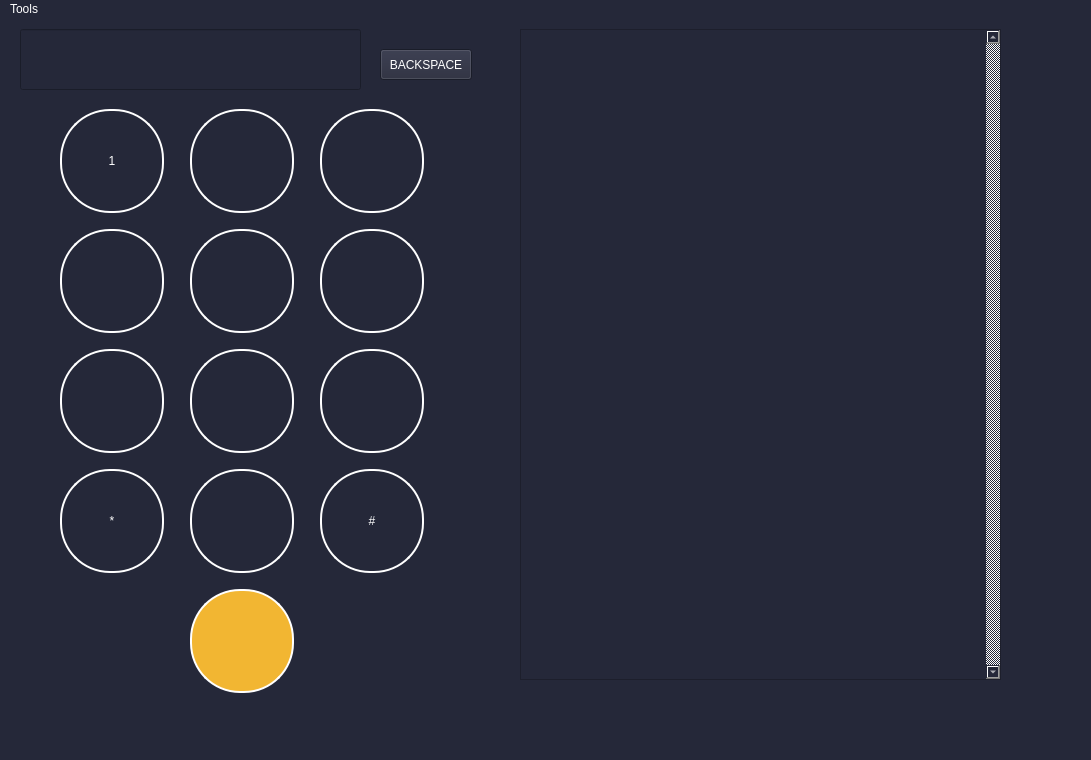
First picture: the form in dialerApp/mainwindow.ui, repository MathewLister/DialerApp, before the edit.
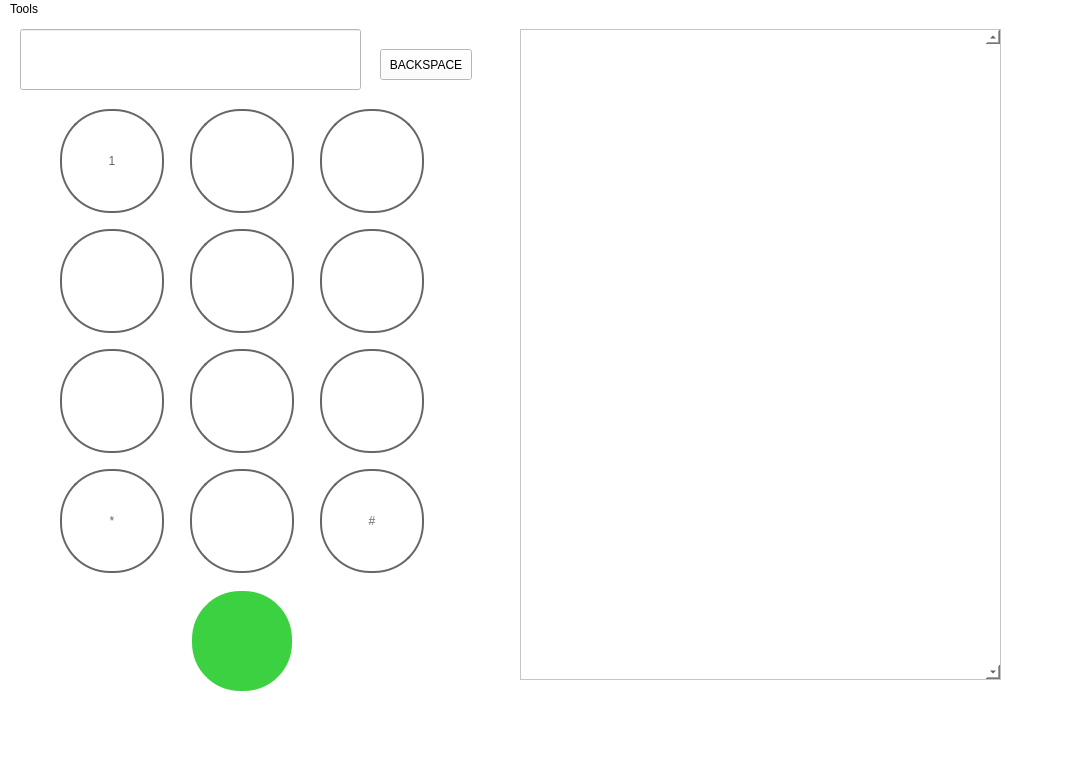
Second picture: the form after the edit.

Commit message: Added most colors for design challenge

Diff of the .ui file:
```diff
--- a/dialerApp/mainwindow.ui
+++ b/dialerApp/mainwindow.ui
@@ -14,9 +14,7 @@
    <string>MainWindow</string>
   </property>
   <property name="styleSheet">
-   <string notr="true">color: white;
- background-color: #252839;
-border-color: red</string>
+   <string notr="true">background-color: #FFFFFF</string>
   </property>
   <widget class="QWidget" name="centralwidget">
    <widget class="QTableView" name="tableView">
@@ -56,12 +54,12 @@
      </rect>
     </property>
     <property name="styleSheet">
-     <string notr="true">color: white;
-background-color: #252839;
+     <string notr="true">color: #666666;
+background-color: #FFFFFF;
  border-style: solid;
  border-width:1.5px;
  border-radius:50px;
- border-color: white;
+ border-color: #666666;
  max-width:100px;
  max-height:100px;
  min-width:100px;
@@ -81,12 +79,12 @@
      </rect>
     </property>
     <property name="styleSheet">
-     <string notr="true">color: white;
-background-color: #252839;
+     <string notr="true">color: #666666;
+background-color: #FFFFFF;
  border-style: solid;
  border-width:1.5px;
  border-radius:50px;
- border-color: white;
+ border-color: #666666;
  max-width:100px;
  max-height:100px;
  min-width:100px;
@@ -106,12 +104,12 @@
      </rect>
     </property>
     <property name="styleSheet">
-     <string notr="true">color: white;
-background-color: #252839;
+     <string notr="true">color: #666666;
+background-color: #FFFFFF;
  border-style: solid;
  border-width:1.5px;
  border-radius:50px;
- border-color: white;
+ border-color: #666666;
  max-width:100px;
  max-height:100px;
  min-width:100px;
@@ -131,12 +129,12 @@
      </rect>
     </property>
     <property name="styleSheet">
-     <string notr="true">color: white;
-background-color: #252839;
+     <string notr="true">color: #666666;
+background-color: #FFFFFF;
  border-style: solid;
  border-width:1.5px;
  border-radius:50px;
- border-color: white;
+ border-color: #666666;
  max-width:100px;
  max-height:100px;
  min-width:100px;
@@ -156,12 +154,12 @@
      </rect>
     </property>
     <property name="styleSheet">
-     <string notr="true">color: white;
-background-color: #252839;
+     <string notr="true">color: #666666;
+background-color: #FFFFFF;
  border-style: solid;
  border-width:1.5px;
  border-radius:50px;
- border-color: white;
+ border-color: #666666;
  max-width:100px;
  max-height:100px;
  min-width:100px;
@@ -181,12 +179,12 @@
      </rect>
     </property>
     <property name="styleSheet">
-     <string notr="true">color: white;
-background-color: #252839;
+     <string notr="true">color: #666666;
+background-color: #FFFFFF;
  border-style: solid;
  border-width:1.5px;
  border-radius:50px;
- border-color: white;
+ border-color: #666666;
  max-width:100px;
  max-height:100px;
  min-width:100px;
@@ -206,12 +204,12 @@
      </rect>
     </property>
     <property name="styleSheet">
-     <string notr="true">color: white;
-background-color: #252839;
+     <string notr="true">color: #666666;
+background-color: #FFFFFF;
  border-style: solid;
  border-width:1.5px;
  border-radius:50px;
- border-color: white;
+ border-color: #666666;
  max-width:100px;
  max-height:100px;
  min-width:100px;
@@ -231,12 +229,12 @@
      </rect>
     </property>
     <property name="styleSheet">
-     <string notr="true">color: white;
-background-color: #252839;
+     <string notr="true">color: #666666;
+background-color: #FFFFFF;
  border-style: solid;
  border-width:1.5px;
  border-radius:50px;
- border-color: white;
+ border-color: #666666;
  max-width:100px;
  max-height:100px;
  min-width:100px;
@@ -256,12 +254,12 @@
      </rect>
     </property>
     <property name="styleSheet">
-     <string notr="true">color: white;
-background-color: #252839;
+     <string notr="true">color: #666666;
+background-color: #FFFFFF;
  border-style: solid;
  border-width:1.5px;
  border-radius:50px;
- border-color: white;
+ border-color: #666666;
  max-width:100px;
  max-height:100px;
  min-width:100px;
@@ -281,12 +279,12 @@
      </rect>
     </property>
     <property name="styleSheet">
-     <string notr="true">color: white;
-background-color: #252839;
+     <string notr="true">color: #666666;
+background-color: #FFFFFF;
  border-style: solid;
  border-width:1.5px;
  border-radius:50px;
- border-color: white;
+ border-color: #666666;
  max-width:100px;
  max-height:100px;
  min-width:100px;
@@ -306,12 +304,12 @@
      </rect>
     </property>
     <property name="styleSheet">
-     <string notr="true">color: white;
-background-color: #252839;
+     <string notr="true">color: #666666;
+background-color: #FFFFFF;
  border-style: solid;
  border-width:1.5px;
  border-radius:50px;
- border-color: white;
+ border-color: #666666;
  max-width:100px;
  max-height:100px;
  min-width:100px;
@@ -331,12 +329,12 @@
      </rect>
     </property>
     <property name="styleSheet">
-     <string notr="true">color: white;
-background-color: #252839;
+     <string notr="true">color: #666666;
+background-color: #FFFFFF;
  border-style: solid;
  border-width:1.5px;
  border-radius:50px;
- border-color: white;
+ border-color: #666666;
  max-width:100px;
  max-height:100px;
  min-width:100px;
@@ -357,7 +355,7 @@
     </property>
     <property name="styleSheet">
      <string notr="true">color: white;
-background-color: #f2b632;
+background-color: #3CD141;
  border-style: solid;
  border-width:1.5px;
  border-radius:50px;
```
The commit also changes 9 other files.
